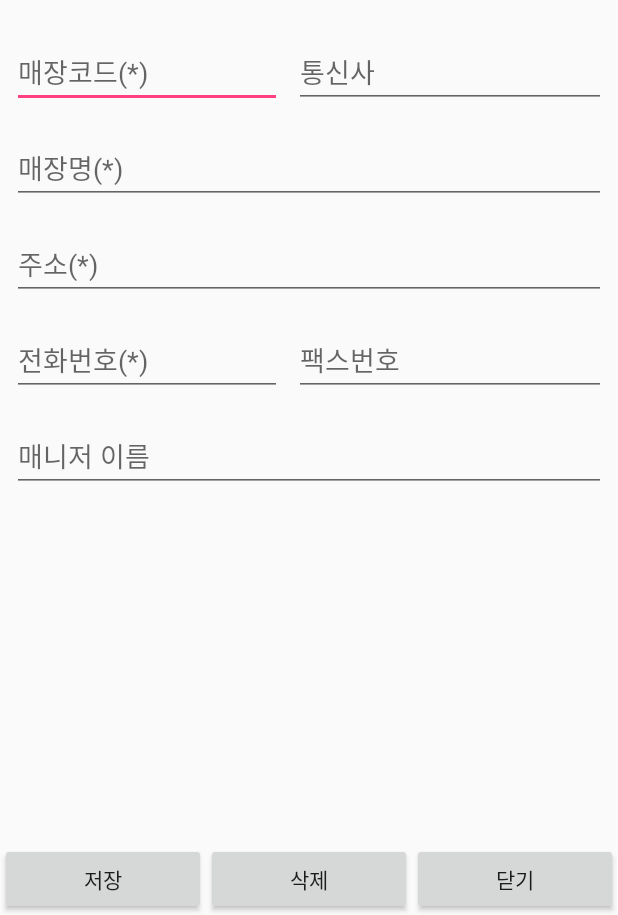
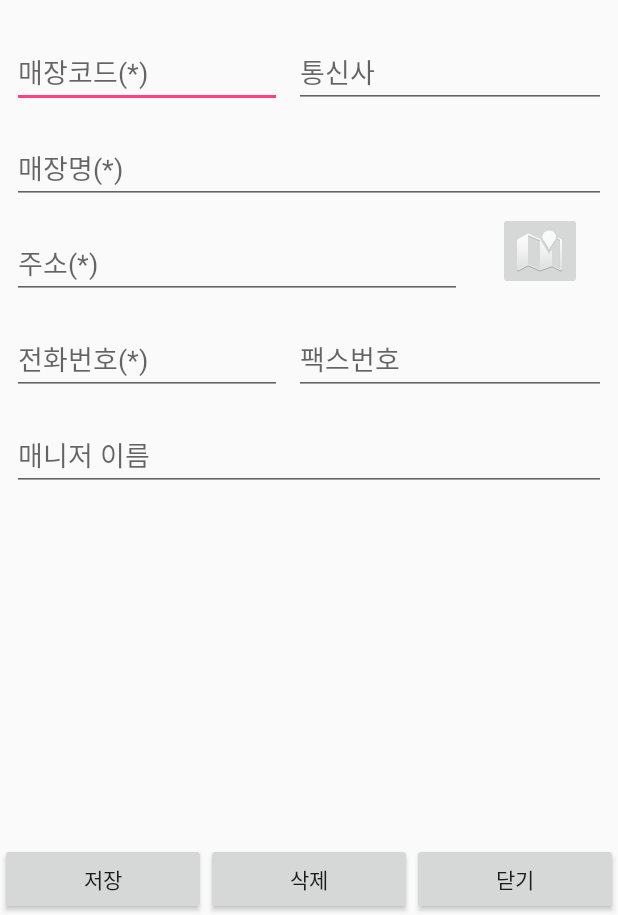
Before and after one commit to leejabba/PhoneStoreInfo, an Android app: the DetailActivity screen opened directly, with no data from a screen before it, on a phone screen of 412 x 824 dp, the part 321-1236 px from its top. Run offline under Robolectric (Android 15) with nearby library versions, the phone set to English and light mode, and no system bars; libraries missing offline, so code that uses them is left out: com.j256.ormlite.

Commit message:
DetailActivity - 맵앱 열기, 전화걸기 작업중

```diff
--- a/app/build.gradle
+++ b/app/build.gradle
@@ -29,5 +29,6 @@ dependencies {
     compile 'com.j256.ormlite:ormlite-core:5.0'
     compile 'com.j256.ormlite:ormlite-android:5.0'
     testCompile 'junit:junit:4.12'
+    testCompile 'org.mockito:mockito-core:1.10.19'
     compile 'com.android.support:recyclerview-v7:25.3.1'
 }
--- a/app/src/main/java/kr/heythisway/phonestoreinfo/DetailActivity.java
+++ b/app/src/main/java/kr/heythisway/phonestoreinfo/DetailActivity.java
@@ -3,12 +3,14 @@ package kr.heythisway.phonestoreinfo;
 import android.app.AlertDialog;
 import android.content.DialogInterface;
 import android.content.Intent;
+import android.net.Uri;
 import android.os.Bundle;
 import android.support.v7.app.AppCompatActivity;
 import android.util.Log;
 import android.view.View;
 import android.widget.Button;
 import android.widget.EditText;
+import android.widget.ImageButton;
 import android.widget.Toast;
 
 import java.util.List;
@@ -22,6 +24,7 @@ public class DetailActivity extends AppCompatActivity implements View.OnClickLis
     EditText editStoreCode, editStoreAddress, editStoreFax, editStoreTel,
             editTeleCompany, editStoreManagerName, editStoreName;
     Button btnSave, btnCancle, btnDelete, btnUpdate;
+    ImageButton btnOpenMap;
 
     // 데이터 보관용 변수
     StoreInfo storeInfo;
@@ -95,6 +98,7 @@ public class DetailActivity extends AppCompatActivity implements View.OnClickLis
         btnCancle.setOnClickListener(this);
         btnDelete.setOnClickListener(this);
         btnUpdate.setOnClickListener(this);
+        btnOpenMap.setOnClickListener(this);
     }
 
     protected void clearEditText() {
@@ -149,6 +153,7 @@ public class DetailActivity extends AppCompatActivity implements View.OnClickLis
         btnDelete = (Button) findViewById(R.id.btnDelete);
         btnUpdate = (Button) findViewById(R.id.btnUpdate);
         btnUpdate.setVisibility(View.GONE);
+        btnOpenMap = (ImageButton) findViewById(R.id.btnOpenMap);
 
         editStoreCode = (EditText) findViewById(R.id.editStoreCode);
         editTeleCompany = (EditText) findViewById(R.id.editTeleCompany);
@@ -197,6 +202,13 @@ public class DetailActivity extends AppCompatActivity implements View.OnClickLis
                     Toast.makeText(this, "지금은 삭제할 수 없습니다.", Toast.LENGTH_SHORT).show();
                 }
                 break;
+            case R.id.btnOpenMap:
+                Uri uri = Uri.parse("geo:37.7749,-122.4194?z=13?q=" + Uri.encode("1st & Pike, Seattle"));
+                Intent intent = new Intent(Intent.ACTION_VIEW, uri);
+                intent.setPackage("com.google.android.apps.maps");
+                if (intent.resolveActivity(getPackageManager()) != null) {
+                    startActivity(intent);
+                }
         }
     }
 
--- a/app/src/main/res/layout/activity_detail.xml
+++ b/app/src/main/res/layout/activity_detail.xml
@@ -61,26 +61,27 @@
         android:layout_marginStart="8dp"
         android:layout_marginTop="0dp"
         android:hint="통신사"
-        android:inputType="textPersonName"
+        android:inputType="textCapWords"
         app:layout_constraintLeft_toRightOf="@+id/editStoreCode"
         app:layout_constraintRight_toRightOf="parent"
         app:layout_constraintTop_toTopOf="@+id/editStoreCode" />
 
     <EditText
         android:id="@+id/editStoreAddress"
-        android:layout_width="0dp"
+        android:layout_width="300dp"
         android:layout_height="wrap_content"
         android:layout_marginEnd="8dp"
         android:layout_marginLeft="8dp"
         android:layout_marginRight="8dp"
         android:layout_marginStart="8dp"
-        android:layout_marginTop="16dp"
+        android:layout_marginTop="15dp"
         android:hint="주소(*)"
         android:inputType="text"
         app:layout_constraintHorizontal_bias="0.0"
         app:layout_constraintLeft_toLeftOf="parent"
         app:layout_constraintRight_toRightOf="parent"
-        app:layout_constraintTop_toBottomOf="@+id/editStoreName" />
+        app:layout_constraintTop_toBottomOf="@+id/editStoreName"
+        tools:layout_editor_absoluteY="312dp" />
 
     <EditText
         android:id="@+id/editStoreTel"
@@ -167,4 +168,16 @@
             android:text="닫기" />
     </LinearLayout>
 
+    <ImageButton
+        android:id="@+id/btnOpenMap"
+        android:layout_width="wrap_content"
+        android:layout_height="wrap_content"
+        android:layout_marginLeft="8dp"
+        android:layout_marginRight="8dp"
+        android:layout_marginTop="-10dp"
+        app:layout_constraintLeft_toRightOf="@+id/editStoreAddress"
+        app:layout_constraintRight_toRightOf="parent"
+        app:layout_constraintTop_toTopOf="@+id/editStoreAddress"
+        app:srcCompat="@android:drawable/ic_dialog_map" />
+
 </android.support.constraint.ConstraintLayout>
```
Also changed, not shown: app/src/main/java/kr/heythisway/phonestoreinfo/MainActivity.java (+7 -5 lines), app/src/main/res/layout/activity_main.xml (+15 -6 lines).
